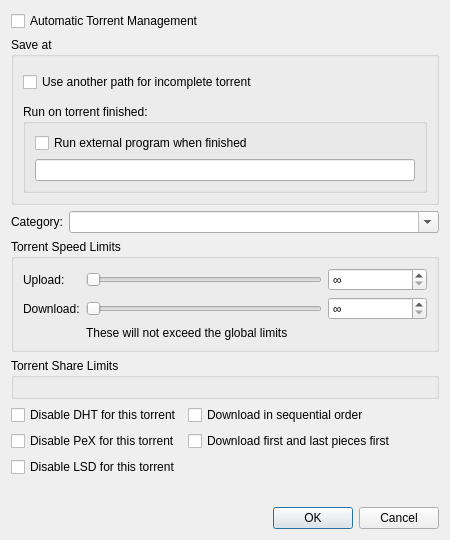
The window that src/gui/torrentoptionsdialog.ui (qbittorrent/qBittorrent) describes before a commit, drawn with Qt 5.
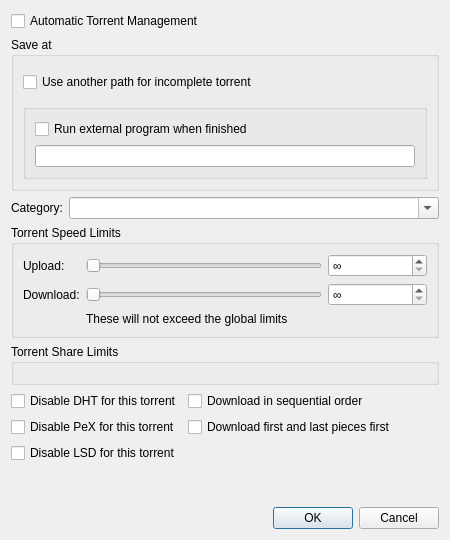
The same window after the commit. Custom widgets are drawn as their Qt base class.

Commit message: Remove QGroupBox properties

```diff
--- a/src/gui/torrentoptionsdialog.ui
+++ b/src/gui/torrentoptionsdialog.ui
@@ -49,15 +49,6 @@
       </item>
       <item>
         <widget class="QGroupBox" name="groupBoxRunOnFinished">
-          <property name="title">
-            <string>Run on torrent finished:</string>
-          </property>
-          <property name="checkable">
-            <bool>false</bool>
-          </property>
-          <property name="checked">
-            <bool>false</bool>
-          </property>
           <layout class="QVBoxLayout" name="verticalLayout_4">
             <item>
               <widget class="QCheckBox" name="runOnFinishedEnabled">
```
